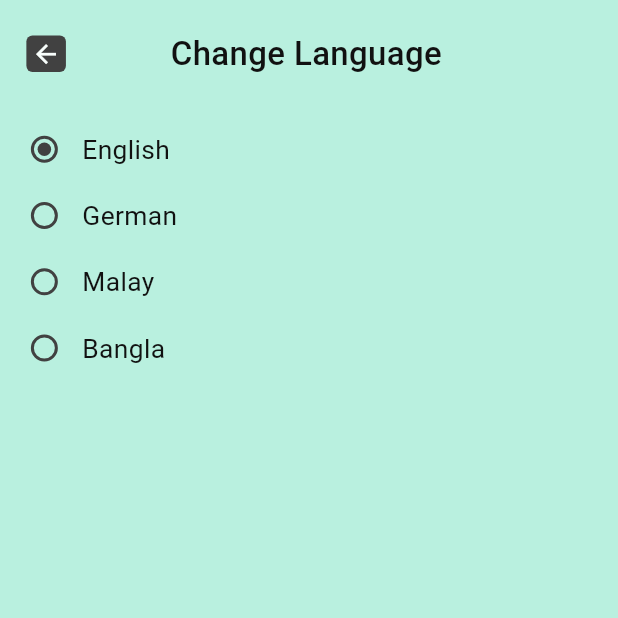
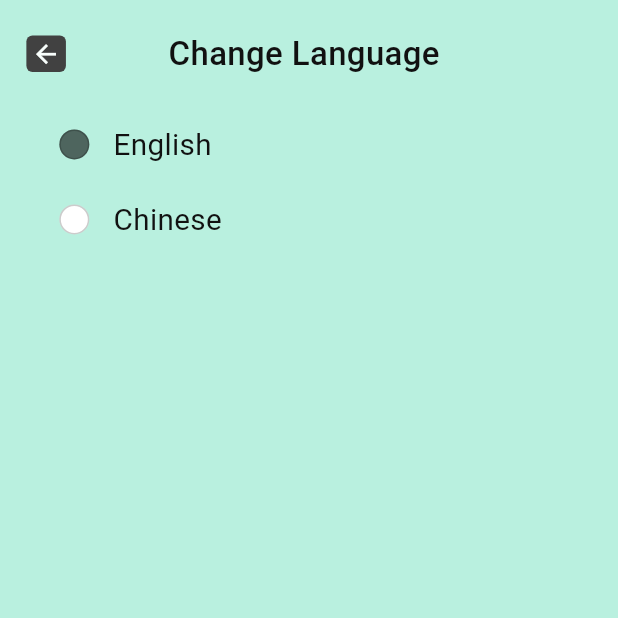
Before and after one commit to bdCalling-Sdt-hub/card_scanner, a Flutter app: the ChangeLanguageScreen screen opened directly, on a phone screen of 412 x 824 dp, the top half of it. Run offline on Flutter 3.47's test engine with Material 3 defaults, Android fonts, the phone set to English and light mode, and no system bars; our stand-ins replace cloud_firestore, firebase_auth, firebase_core, flutter_advanced_switch, flutter_cache_manager, flutter_screenutil and 14 more; missing offline and left inert: flutter_barcode_scanner, flutter_currency_picker, flutter_paypal_payment, google_mlkit_text_recognition, googleapis, qr_code_scanner; accounts and stored records are empty.

Commit message:
card style changed & language changing done

```diff
--- a/lib/Helpers/prefs_helper.dart
+++ b/lib/Helpers/prefs_helper.dart
@@ -52,6 +52,8 @@ class PrefsHelper extends GetxController {
     isProfilePhotoShow = preferences.getBool("isProfilePhotoShow") ?? true;
     isProfilePhotoShow = preferences.getBool("isProfilePhotoShow") ?? true;
     groupedContactsList = await getGroupedList();
+    localizationLanguageCode = preferences.getString("localizationLanguageCode") ?? "en";
+    localizationCountryCode = preferences.getString("localizationCountryCode") ?? "US";
   }
 
   ///<<<======================== Get Data Form Shared Preference ==============>
--- a/lib/controllers/auth/forgotPasswordController.dart
+++ /dev/null
@@ -1,6 +0,0 @@
-
-import 'package:get/get.dart';
-
-class ForgotPasswordController extends GetxController{
-
-}
--- a/lib/global/dependency.dart
+++ b/lib/global/dependency.dart
@@ -4,6 +4,7 @@ import 'package:card_scanner/controllers/payment_controller.dart';
 import 'package:card_scanner/controllers/profile_controller.dart';
 import 'package:get/get.dart';
 
+import '../controllers/auth/auth_controller.dart';
 import '../controllers/ocr_create_card_controller.dart';
 import '../controllers/qr_scanner_controller.dart';
 import '../controllers/storage_controller.dart';
@@ -17,5 +18,6 @@ class DependencyInjection extends Bindings{
     Get.lazyPut(() => PaymentController(), fenix: true);
     Get.lazyPut(() => ProfileController(), fenix: true);
     Get.lazyPut(() => QrScannerController(), fenix: true);
+    Get.lazyPut(() => AuthController(), fenix: true);
   }
 }
--- a/lib/views/screens/CreateCard/create_edit_card_screen.dart
+++ b/lib/views/screens/CreateCard/create_edit_card_screen.dart
@@ -294,7 +294,7 @@ class CreateOrEditCardScreen extends StatelessWidget {
                       labelStyle: TextStyle(color: AppColors.black_200)
                   ),
                 ),
-                SizedBox(height: 50.h,),
+                SizedBox(height: 36.h,),
 
                 ///<<<================ Done Button ============================>>>
 
--- a/lib/views/screens/Settings/change_anguage_screen.dart
+++ /dev/null
@@ -1,88 +0,0 @@
-
-import 'package:flutter/material.dart';
-import 'package:flutter_screenutil/flutter_screenutil.dart';
-import 'package:get/get.dart';
-
-import '../../../utils/app_colors.dart';
-import '../../../utils/app_strings.dart';
-import '../../widgets/CustomBackButton/custom_back_button.dart';
-import '../../widgets/customText/custom_text.dart';
-
-class ChangeLanguageScreen extends StatelessWidget {
-  ChangeLanguageScreen({super.key});
-
-  List languageList = ["English", "German", "Malay", "Bangla"];
-  RxInt selectedOption = 0.obs;
-
-  @override
-  Widget build(BuildContext context) {
-    return Scaffold(
-      body: SafeArea(
-        child: Padding(
-          padding: EdgeInsets.symmetric(horizontal: 16.w, vertical: 20.h),
-          child: Column(
-            children: [
-              Row(
-                mainAxisAlignment: MainAxisAlignment.spaceBetween,
-                children: [
-                  CustomBackButton(
-                    onTap: () {
-                      Get.back();
-                    },
-                    icon: Icons.arrow_back,
-                  ),
-                  CustomText(
-                    text: AppStrings.changeLanguage.tr,
-                    fontWeight: FontWeight.w500,
-                    fontSize: 20,
-                  ),
-                  SizedBox(width: 30),
-                ],
-              ),
-              SizedBox(height: 20,),
-
-              Obx(() => Column(
-                children: List.generate(
-                  languageList.length,
-                      (index) => SizedBox(
-                    child: Column(
-                      children: [
-                        SizedBox(height: 12.h),
-                        cardShortSelection(index, languageList[index]),
-                      ],
-                    ),
-                  ),
-                ),
-              )),
-            ],
-          ),
-        ),
-      ),
-    );
-  }
-  Row cardShortSelection(int value, String text) {
-    return Row(
-      children: [
-        Radio<int>(
-
-            materialTapTargetSize: MaterialTapTargetSize.shrinkWrap,
-            value: value,
-            groupValue: selectedOption.value,
-            activeColor: AppColors.black_400,
-            fillColor: MaterialStateProperty.all(AppColors.black_400),
-            splashRadius: 20,
-            onChanged: (value) {
-              selectedOption.value = value!.toInt();
-            },
-            visualDensity: VisualDensity(horizontal: -4, vertical: -2)
-        ),
-        SizedBox(width: 12.w),
-        CustomText(
-          text: text,
-          fontSize: 16,
-          color: AppColors.black_500,
-        )
-      ],
-    );
-  }
-}
--- /dev/null
+++ b/lib/views/screens/Settings/change_language_screen.dart
@@ -0,0 +1,144 @@
+import 'package:flutter/foundation.dart';
+import 'package:flutter/material.dart';
+import 'package:flutter_screenutil/flutter_screenutil.dart';
+import 'package:get/get.dart';
+
+import '../../../Helpers/prefs_helper.dart';
+import '../../../utils/app_colors.dart';
+import '../../../utils/app_strings.dart';
+import '../../widgets/CustomBackButton/custom_back_button.dart';
+import '../../widgets/customText/custom_text.dart';
+
+class ChangeLanguageScreen extends StatelessWidget {
+  ChangeLanguageScreen({super.key});
+
+  final List locale = [
+    {"name": "en", "countryCode": "US", "locale": const Locale("en", "US")},
+    {"name": "zh", "countryCode": "CN", "locale": const Locale("zh", "CN")}
+  ];
+
+  List languageList = [
+    "English",
+    "Chinese",
+  ];
+  RxInt selectedItem = 0.obs;
+  updateLanguage(Locale locale) {
+    Get.updateLocale(locale);
+  }
+
+
+  @override
+  Widget build(BuildContext context) {
+    selectedItem.value =  PrefsHelper.localizationCountryCode == "US" ? 0 : 1 ;
+    return Scaffold(
+      body: SafeArea(
+        child: Padding(
+          padding: EdgeInsets.symmetric(horizontal: 16.w, vertical: 20.h),
+          child: Column(
+            children: [
+              Row(
+                mainAxisAlignment: MainAxisAlignment.spaceBetween,
+                children: [
+                  CustomBackButton(
+                    onTap: () {
+                      Get.back();
+                    },
+                    icon: Icons.arrow_back,
+                  ),
+                  CustomText(
+                    text: AppStrings.changeLanguage.tr,
+                    fontWeight: FontWeight.w500,
+                    fontSize: 20,
+                  ),
+                  SizedBox(width: 30.w),
+                ],
+              ),
+              SizedBox(
+                height: 20,
+              ),
+              Obx(() => Padding(
+                padding: EdgeInsets.only(left: 20.w),
+                child: Column(
+                      children: List.generate(
+                        languageList.length,
+                        (index) {
+                          return GestureDetector(
+                            onTap: () {
+                              selectedItem.value = index;
+                              PrefsHelper.localizationCountryCode = locale[index]["countryCode"];
+                              PrefsHelper.localizationLanguageCode = locale[index]["name"];
+                              Get.updateLocale(locale[index]["locale"]);
+                              PrefsHelper.setString(
+                                  "localizationLanguageCode", PrefsHelper.localizationLanguageCode);
+                              PrefsHelper.setString(
+                                  "localizationCountryCode", PrefsHelper.localizationCountryCode);
+
+
+                              if (kDebugMode) {
+                                print(
+                                  "Language is: ---------------->> ${locale[index]["name"]}, ${locale[index]["locale"]}");
+                              }
+                            },
+                            child: SizedBox(
+                              height: 50,
+                              child: Row(
+                                children: [
+                                  Container(
+                                    height: 20,
+                                    width: 20,
+                                    decoration: BoxDecoration(
+                                      borderRadius: BorderRadius.circular(50),
+                                      border: Border.all(
+                                          color: Colors.black.withOpacity(.2),
+                                          width: 1),
+                                      color: index == selectedItem.value
+                                          ? AppColors.green_900
+                                          : AppColors.whiteColor,
+                                    ),
+                                  ),
+                                  CustomText(
+                                    text: languageList[index],
+                                    color: AppColors.black_500,
+                                    fontSize: 18,
+                                    fontWeight: FontWeight.w400,
+                                    left: 16,
+                                  ),
+                                ],
+                              ),
+                            ),
+                          );
+                        },
+                      ),
+                    ),
+              )),
+            ],
+          ),
+        ),
+      ),
+    );
+  }
+
+  Row cardShortSelection(int value, String text) {
+    return Row(
+      children: [
+        Radio<int>(
+            materialTapTargetSize: MaterialTapTargetSize.shrinkWrap,
+            value: value,
+            groupValue: selectedItem.value,
+            activeColor: AppColors.black_400,
+            fillColor: MaterialStateProperty.all(AppColors.black_400),
+            splashRadius: 20,
+            onChanged: (value) {
+              selectedItem.value = value!.toInt();
+            },
+            visualDensity: VisualDensity(horizontal: -4, vertical: -2)),
+        SizedBox(width: 12.w),
+        CustomText(
+          text: text,
+          fontSize: 16,
+          color: AppColors.black_500,
+        )
+      ],
+    );
+  }
+}
--- a/lib/views/screens/Settings/settings_screen_main.dart
+++ b/lib/views/screens/Settings/settings_screen_main.dart
@@ -1,6 +1,6 @@
 import 'package:card_scanner/utils/app_strings.dart';
 import 'package:card_scanner/views/screens/Settings/about_screen.dart';
-import 'package:card_scanner/views/screens/Settings/change_anguage_screen.dart';
+import 'package:card_scanner/views/screens/Settings/change_language_screen.dart';
 import 'package:flutter/material.dart';
 import 'package:flutter_advanced_switch/flutter_advanced_switch.dart';
 import 'package:flutter_screenutil/flutter_screenutil.dart';
```
Also changed, not shown: lib/controllers/ocr_create_card_controller.dart (+10 -3 lines), lib/main.dart (+8 -0 lines), 2 other files.
